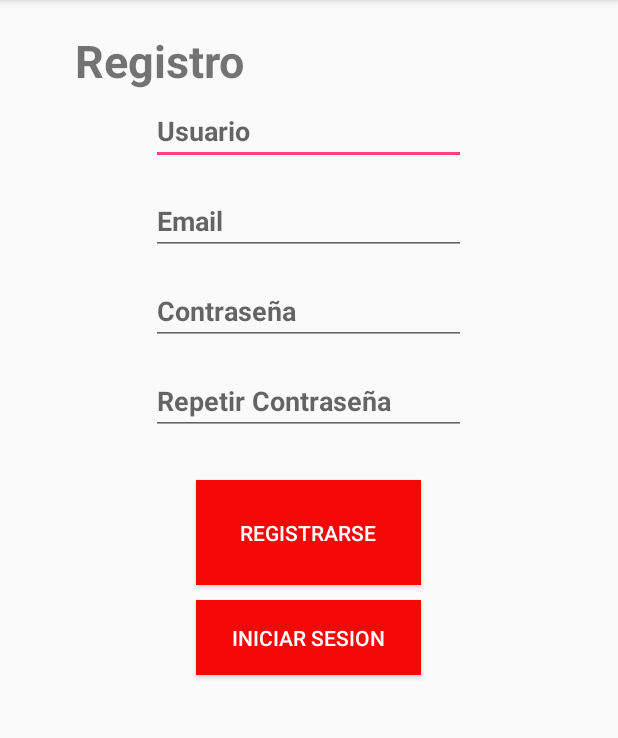
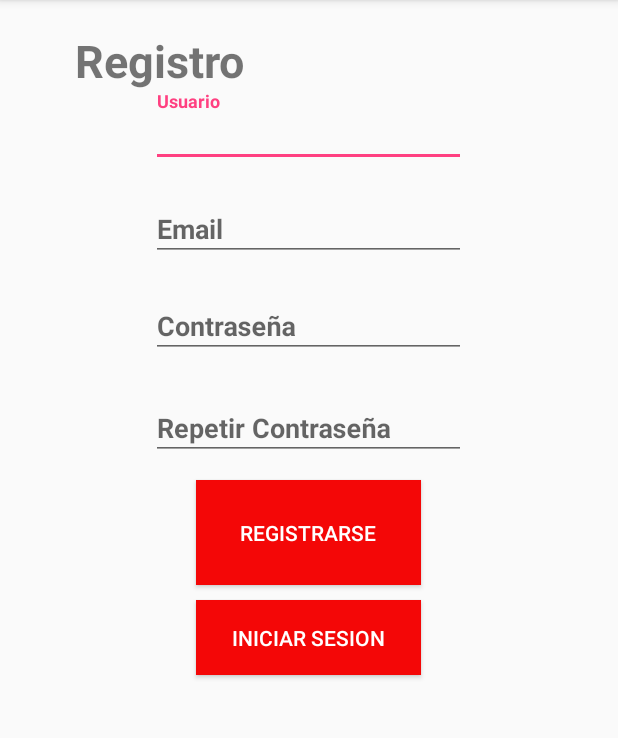
Before and after one commit to Ow0287/RutasCBC, an Android app: the screen it shows after launch (RegistroLogin), on a phone screen of 412 x 824 dp, the part 84-822 px from its top. Run offline under Robolectric (Android 15) with nearby library versions, the phone set to English and light mode, and no system bars; libraries missing offline, so code that uses them is left out: com.orm; 1 statement that could not run was skipped.

Commit message:
TextINputLayouts

```diff
--- a/app/src/main/res/layout/activity_registro_login.xml
+++ b/app/src/main/res/layout/activity_registro_login.xml
@@ -14,24 +14,57 @@
         android:text="@string/txv_registro"
         android:textSize="@dimen/txv_login"
         android:textStyle="bold"/>
+
+    <android.support.design.widget.TextInputLayout
+        android:layout_width="wrap_content"
+        android:layout_height="wrap_content"
+        android:hint="@string/edt_nombre"
+        android:id="@+id/textInputLayout2"
+        android:layout_below="@+id/txv_registro"
+        android:layout_alignLeft="@+id/textInputLayout3"
+        android:layout_alignStart="@+id/textInputLayout3">
+
         <EditText
             android:id="@+id/edt_nombre"
             android:layout_width="210dp"
             android:layout_height="40dp"
+            android:layout_centerHorizontal="true"
             android:layout_marginTop="70dp"
-        android:layout_centerHorizontal="true"
             android:inputType="text"
-        android:hint="@string/edt_nombre"
-        android:textStyle="bold"/>
+            android:textStyle="bold" />
+
+    </android.support.design.widget.TextInputLayout>
+
+    <android.support.design.widget.TextInputLayout
+        android:layout_width="wrap_content"
+        android:layout_height="wrap_content"
+        android:layout_marginTop="12dp"
+        android:hint="@string/edt_correo"
+        android:id="@+id/textInputLayout3"
+        android:layout_below="@+id/textInputLayout2"
+        android:layout_alignLeft="@+id/textInputLayout5"
+        android:layout_alignStart="@+id/textInputLayout5">
+
         <EditText
             android:id="@+id/edt_correo"
             android:layout_width="210dp"
             android:layout_height="40dp"
+            android:layout_centerHorizontal="true"
             android:layout_marginTop="130dp"
-        android:layout_centerHorizontal="true"
             android:inputType="textEmailAddress"
-        android:hint="@string/edt_correo"
-        android:textStyle="bold"/>
+            android:textStyle="bold" />
+    </android.support.design.widget.TextInputLayout>
+
+    <android.support.design.widget.TextInputLayout
+        android:layout_width="wrap_content"
+        android:layout_height="wrap_content"
+        android:layout_below="@+id/textInputLayout3"
+        android:layout_alignLeft="@+id/textInputLayout4"
+        android:layout_alignStart="@+id/textInputLayout4"
+        android:layout_marginTop="14dp"
+        android:hint="@string/edt_contraseña"
+        android:id="@+id/textInputLayout5">
+
         <EditText
             android:id="@+id/edt_contrasena"
             android:layout_width="210dp"
@@ -39,8 +72,19 @@
             android:layout_marginTop="190dp"
             android:layout_centerHorizontal="true"
             android:inputType="textPassword"
-        android:hint="@string/edt_contraseña"
+
             android:textStyle="bold"/>
+    </android.support.design.widget.TextInputLayout>
+
+    <android.support.design.widget.TextInputLayout
+        android:layout_width="wrap_content"
+        android:layout_height="wrap_content"
+        android:layout_below="@+id/textInputLayout3"
+        android:layout_centerHorizontal="true"
+        android:layout_marginTop="82dp"
+        android:hint="@string/edt_confirmar_contraseña"
+        android:id="@+id/textInputLayout4">
+
         <EditText
             android:id="@+id/edt_repetir_contrasena"
             android:layout_width="210dp"
@@ -48,8 +92,10 @@
             android:layout_marginTop="250dp"
             android:layout_centerHorizontal="true"
             android:inputType="textPassword"
-        android:hint="@string/edt_confirmar_contraseña"
+
             android:textStyle="bold"/>
+    </android.support.design.widget.TextInputLayout>
+
 
     <Button
         android:id="@+id/btn_registrarse"
```
Also changed, not shown: app/src/main/res/layout/content_login.xml (+26 -7 lines). Lines whose indentation alone changed are shown as unchanged.
